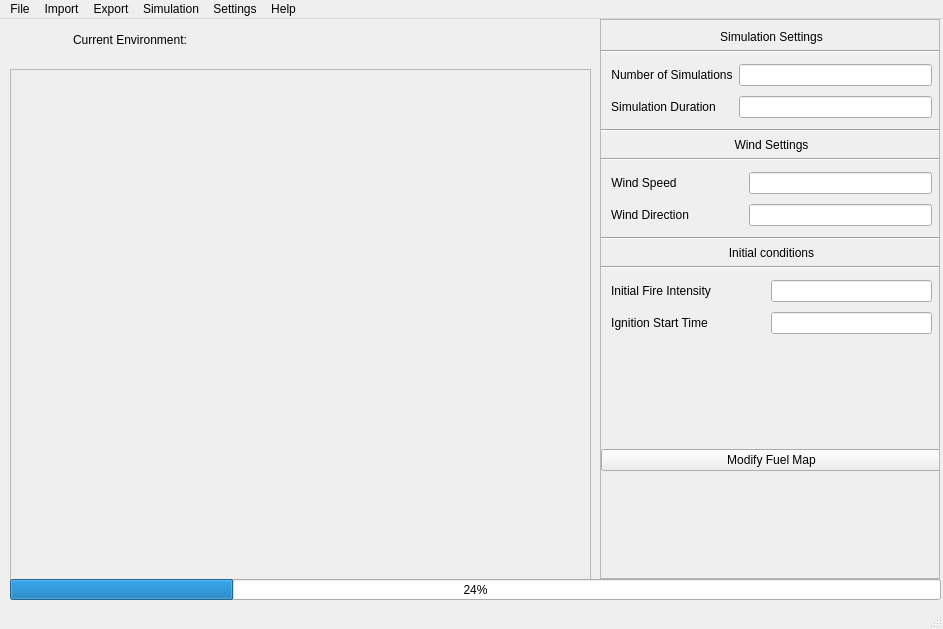
First picture: the form in src/qt_files/MainWindow.ui, repository luckek/FireScapeRx-dev, before the edit.
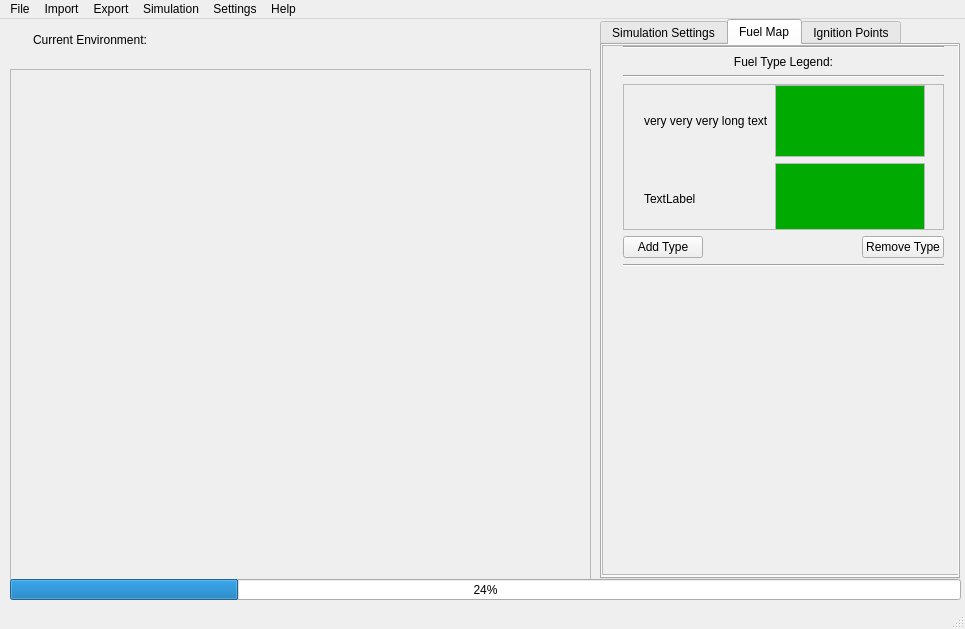
Second picture: the form after the edit. The open tabs and pages were chosen to show the change.

Commit message: Converted sim settings to tab widget

Patch:
```diff
--- a/src/qt_files/MainWindow.ui
+++ b/src/qt_files/MainWindow.ui
@@ -6,7 +6,7 @@
    <rect>
     <x>0</x>
     <y>0</y>
-    <width>943</width>
+    <width>965</width>
     <height>629</height>
    </rect>
   </property>
@@ -19,7 +19,7 @@
      <rect>
       <x>0</x>
       <y>0</y>
-      <width>191</width>
+      <width>151</width>
       <height>41</height>
      </rect>
     </property>
@@ -46,15 +46,73 @@
      </item>
     </layout>
    </widget>
-   <widget class="QScrollArea" name="scroll_area">
+   <widget class="QScrollArea" name="scrollArea">
+    <property name="geometry">
+     <rect>
+      <x>10</x>
+      <y>50</y>
+      <width>581</width>
+      <height>511</height>
+     </rect>
+    </property>
+    <property name="widgetResizable">
+     <bool>true</bool>
+    </property>
+    <widget class="QWidget" name="scrollAreaWidgetContents">
+     <property name="geometry">
+      <rect>
+       <x>0</x>
+       <y>0</y>
+       <width>579</width>
+       <height>509</height>
+      </rect>
+     </property>
+    </widget>
+   </widget>
+   <widget class="QProgressBar" name="progress_bar">
+    <property name="geometry">
+     <rect>
+      <x>10</x>
+      <y>560</y>
+      <width>951</width>
+      <height>21</height>
+     </rect>
+    </property>
+    <property name="value">
+     <number>24</number>
+    </property>
+   </widget>
+   <widget class="QTabWidget" name="tab_widget">
     <property name="geometry">
      <rect>
       <x>600</x>
       <y>0</y>
-      <width>340</width>
+      <width>360</width>
       <height>560</height>
      </rect>
     </property>
+    <property name="currentIndex">
+     <number>0</number>
+    </property>
+    <property name="iconSize">
+     <size>
+      <width>15</width>
+      <height>15</height>
+     </size>
+    </property>
+    <widget class="QWidget" name="simulation_settings_tab">
+     <attribute name="title">
+      <string>Simulation Settings</string>
+     </attribute>
+     <widget class="QScrollArea" name="scroll_area">
+      <property name="geometry">
+       <rect>
+        <x>0</x>
+        <y>0</y>
+        <width>360</width>
+        <height>530</height>
+       </rect>
+      </property>
     <property name="widgetResizable">
      <bool>true</bool>
     </property>
@@ -63,17 +121,17 @@
       <rect>
        <x>0</x>
        <y>0</y>
-       <width>338</width>
-       <height>558</height>
+         <width>358</width>
+         <height>528</height>
       </rect>
      </property>
      <widget class="QWidget" name="verticalLayoutWidget">
       <property name="geometry">
        <rect>
-        <x>0</x>
-        <y>10</y>
-        <width>341</width>
-        <height>441</height>
+          <x>30</x>
+          <y>0</y>
+          <width>311</width>
+          <height>348</height>
        </rect>
       </property>
       <layout class="QVBoxLayout" name="vertical_layout">
@@ -296,64 +354,280 @@
         </layout>
        </item>
        <item>
-        <spacer name="vertical_spacer_2">
+          <widget class="Line" name="line_8">
          <property name="orientation">
-          <enum>Qt::Vertical</enum>
+            <enum>Qt::Horizontal</enum>
+           </property>
+          </widget>
+         </item>
+        </layout>
+       </widget>
+      </widget>
+     </widget>
+    </widget>
+    <widget class="QWidget" name="fuel_type_legend_tab">
+     <attribute name="title">
+      <string>Fuel Map</string>
+     </attribute>
+     <widget class="QScrollArea" name="fuel_type_scroll_area">
+      <property name="geometry">
+       <rect>
+        <x>0</x>
+        <y>0</y>
+        <width>360</width>
+        <height>530</height>
+       </rect>
+      </property>
+      <property name="widgetResizable">
+       <bool>true</bool>
+      </property>
+      <widget class="QWidget" name="fuel_type_scroll_area_widget_contents">
+       <property name="geometry">
+        <rect>
+         <x>0</x>
+         <y>0</y>
+         <width>358</width>
+         <height>528</height>
+        </rect>
+       </property>
+       <widget class="QWidget" name="verticalLayoutWidget_2">
+        <property name="geometry">
+         <rect>
+          <x>20</x>
+          <y>0</y>
+          <width>321</width>
+          <height>221</height>
+         </rect>
+        </property>
+        <layout class="QVBoxLayout" name="verticalLayout_2">
+         <item>
+          <widget class="Line" name="line_7">
+           <property name="orientation">
+            <enum>Qt::Horizontal</enum>
+           </property>
+          </widget>
+         </item>
+         <item>
+          <widget class="QLabel" name="fuel_type_legend_label">
+           <property name="text">
+            <string>Fuel Type Legend:</string>
+           </property>
+           <property name="alignment">
+            <set>Qt::AlignCenter</set>
+           </property>
+          </widget>
+         </item>
+         <item>
+          <widget class="Line" name="line_2">
+           <property name="orientation">
+            <enum>Qt::Horizontal</enum>
+           </property>
+          </widget>
+         </item>
+         <item>
+          <widget class="QScrollArea" name="scrollArea_3">
+           <property name="widgetResizable">
+            <bool>true</bool>
+           </property>
+           <widget class="QWidget" name="scrollAreaWidgetContents_3">
+            <property name="geometry">
+             <rect>
+              <x>0</x>
+              <y>0</y>
+              <width>317</width>
+              <height>138</height>
+             </rect>
+            </property>
+            <widget class="QWidget" name="verticalLayoutWidget_3">
+             <property name="geometry">
+              <rect>
+               <x>20</x>
+               <y>0</y>
+               <width>281</width>
+               <height>150</height>
+              </rect>
+             </property>
+             <layout class="QVBoxLayout" name="verticalLayout">
+              <item>
+               <layout class="QGridLayout" name="fuel_type_grid_layout">
+                <property name="verticalSpacing">
+                 <number>6</number>
+                </property>
+                <item row="0" column="1">
+                 <widget class="QGraphicsView" name="graphicsView">
+                  <property name="palette">
+                   <palette>
+                    <active>
+                     <colorrole role="Base">
+                      <brush brushstyle="SolidPattern">
+                       <color alpha="255">
+                        <red>0</red>
+                        <green>170</green>
+                        <blue>0</blue>
+                       </color>
+                      </brush>
+                     </colorrole>
+                    </active>
+                    <inactive>
+                     <colorrole role="Base">
+                      <brush brushstyle="SolidPattern">
+                       <color alpha="255">
+                        <red>0</red>
+                        <green>170</green>
+                        <blue>0</blue>
+                       </color>
+                      </brush>
+                     </colorrole>
+                    </inactive>
+                    <disabled>
+                     <colorrole role="Base">
+                      <brush brushstyle="SolidPattern">
+                       <color alpha="255">
+                        <red>255</red>
+                        <green>255</green>
+                        <blue>255</blue>
+                       </color>
+                      </brush>
+                     </colorrole>
+                    </disabled>
+                   </palette>
+                  </property>
+                  <property name="foregroundBrush">
+                   <brush brushstyle="NoBrush">
+                    <color alpha="255">
+                     <red>0</red>
+                     <green>170</green>
+                     <blue>0</blue>
+                    </color>
+                   </brush>
+                  </property>
+                  <property name="interactive">
+                   <bool>false</bool>
+                  </property>
+                 </widget>
+                </item>
+                <item row="1" column="0">
+                 <widget class="QLabel" name="label_2">
+                  <property name="text">
+                   <string>TextLabel</string>
+                  </property>
+                 </widget>
+                </item>
+                <item row="1" column="1">
+                 <widget class="QGraphicsView" name="graphicsView_2">
+                  <property name="palette">
+                   <palette>
+                    <active>
+                     <colorrole role="Base">
+                      <brush brushstyle="SolidPattern">
+                       <color alpha="255">
+                        <red>0</red>
+                        <green>170</green>
+                        <blue>0</blue>
+                       </color>
+                      </brush>
+                     </colorrole>
+                    </active>
+                    <inactive>
+                     <colorrole role="Base">
+                      <brush brushstyle="SolidPattern">
+                       <color alpha="255">
+                        <red>0</red>
+                        <green>170</green>
+                        <blue>0</blue>
+                       </color>
+                      </brush>
+                     </colorrole>
+                    </inactive>
+                    <disabled>
+                     <colorrole role="Base">
+                      <brush brushstyle="SolidPattern">
+                       <color alpha="255">
+                        <red>255</red>
+                        <green>255</green>
+                        <blue>255</blue>
+                       </color>
+                      </brush>
+                     </colorrole>
+                    </disabled>
+                   </palette>
+                  </property>
+                  <property name="foregroundBrush">
+                   <brush brushstyle="NoBrush">
+                    <color alpha="255">
+                     <red>0</red>
+                     <green>170</green>
+                     <blue>0</blue>
+                    </color>
+                   </brush>
+                  </property>
+                  <property name="interactive">
+                   <bool>false</bool>
+                  </property>
+                 </widget>
+                </item>
+                <item row="0" column="0">
+                 <widget class="QLabel" name="label">
+                  <property name="text">
+                   <string>very very very long text</string>
+                  </property>
+                 </widget>
+                </item>
+               </layout>
+              </item>
+             </layout>
+            </widget>
+           </widget>
+          </widget>
+         </item>
+         <item>
+          <layout class="QHBoxLayout" name="horizontalLayout">
+           <item>
+            <widget class="QPushButton" name="add_type_button">
+             <property name="text">
+              <string>Add Type</string>
+             </property>
+            </widget>
+           </item>
+           <item>
+            <spacer name="horizontalSpacer">
+             <property name="orientation">
+              <enum>Qt::Horizontal</enum>
          </property>
          <property name="sizeHint" stdset="0">
           <size>
-           <width>20</width>
-           <height>40</height>
+               <width>40</width>
+               <height>20</height>
           </size>
          </property>
         </spacer>
        </item>
        <item>
-        <widget class="QPushButton" name="modify_fuel_map">
+            <widget class="QPushButton" name="remove_type_button">
          <property name="text">
-          <string>Modify Fuel Map</string>
+              <string>Remove Type</string>
          </property>
         </widget>
        </item>
       </layout>
-     </widget>
-    </widget>
-   </widget>
-   <widget class="QScrollArea" name="scrollArea">
-    <property name="geometry">
-     <rect>
-      <x>10</x>
-      <y>50</y>
-      <width>581</width>
-      <height>511</height>
-     </rect>
-    </property>
-    <property name="widgetResizable">
-     <bool>true</bool>
-    </property>
-    <widget class="QWidget" name="scrollAreaWidgetContents">
-     <property name="geometry">
-      <rect>
-       <x>0</x>
-       <y>0</y>
-       <width>579</width>
-       <height>509</height>
-      </rect>
-     </property>
-    </widget>
-   </widget>
-   <widget class="QProgressBar" name="progress_bar">
-    <property name="geometry">
-     <rect>
-      <x>10</x>
-      <y>560</y>
-      <width>931</width>
-      <height>21</height>
-     </rect>
-    </property>
-    <property name="value">
-     <number>24</number>
-    </property>
+         </item>
+         <item>
+          <widget class="Line" name="line_9">
+           <property name="orientation">
+            <enum>Qt::Horizontal</enum>
+           </property>
+          </widget>
+         </item>
+        </layout>
+       </widget>
+      </widget>
+     </widget>
+    </widget>
+    <widget class="QWidget" name="tab_3">
+     <attribute name="title">
+      <string>Ignition Points</string>
+     </attribute>
+    </widget>
    </widget>
   </widget>
   <widget class="QMenuBar" name="menubar">
@@ -361,8 +635,8 @@
     <rect>
      <x>0</x>
      <y>0</y>
-     <width>943</width>
-     <height>25</height>
+     <width>965</width>
+     <height>20</height>
     </rect>
    </property>
    <property name="defaultUp">
```
Left out of the diff: 26 changed lines with no effect on the pictures. Lines whose indentation alone changed are shown as unchanged. The commit also changes 2 other files.
